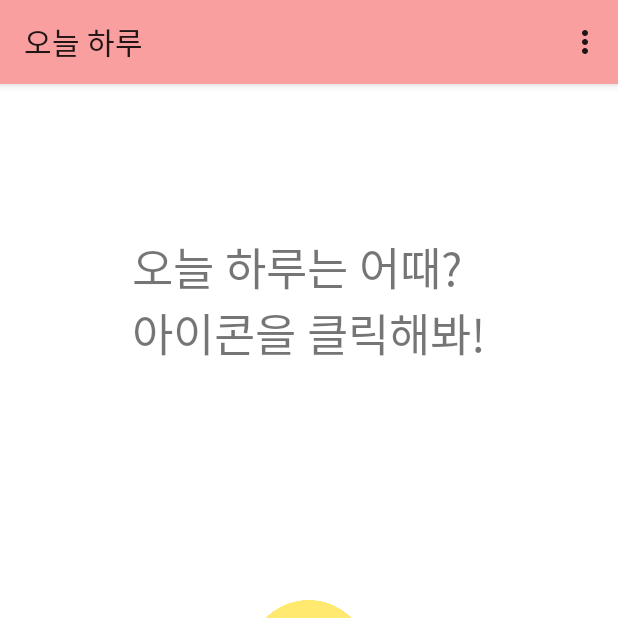
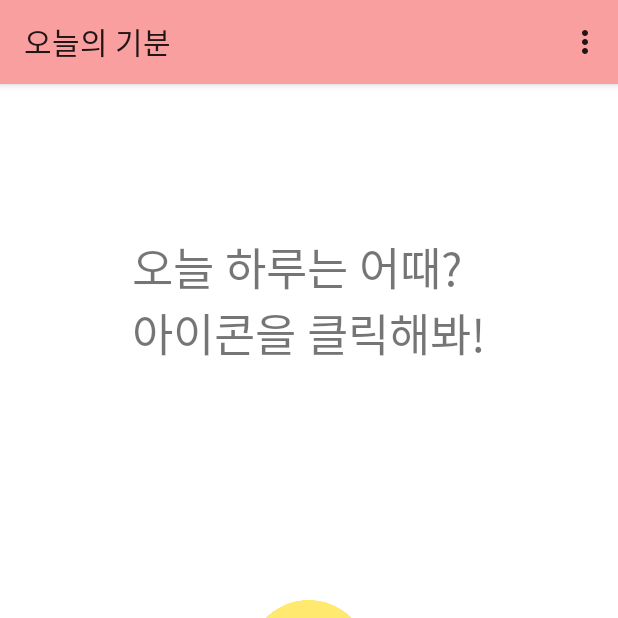
Before and after one commit to JiYeon0203/MyEveryday, an Android app: the SixActivity screen opened directly, with no data from a screen before it, on a phone screen of 412 x 824 dp, the top half of it. Run offline under Robolectric (Android 15) with nearby library versions, the phone set to English and light mode, and no system bars.

Commit message:
06-14 update

```diff
--- a/app/src/main/java/com/baewha/myeveryday/SixActivity.java
+++ b/app/src/main/java/com/baewha/myeveryday/SixActivity.java
@@ -41,7 +41,7 @@ public class SixActivity extends AppCompatActivity {
     protected void onCreate(Bundle savedInstanceState) {
         super.onCreate(savedInstanceState);
         setContentView(R.layout.six);
-        setTitle("오늘 하루");
+        setTitle("오늘의 기분");
 
         btn1 = findViewById(R.id.btn_1);
         btn2 = findViewById(R.id.btn_2);
```
